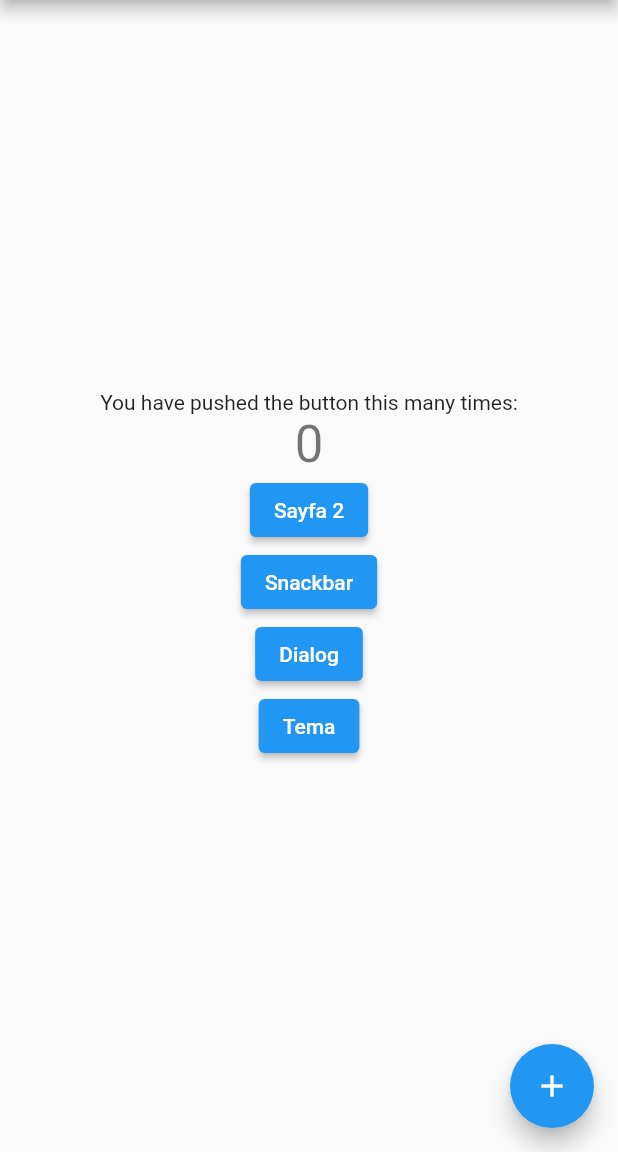
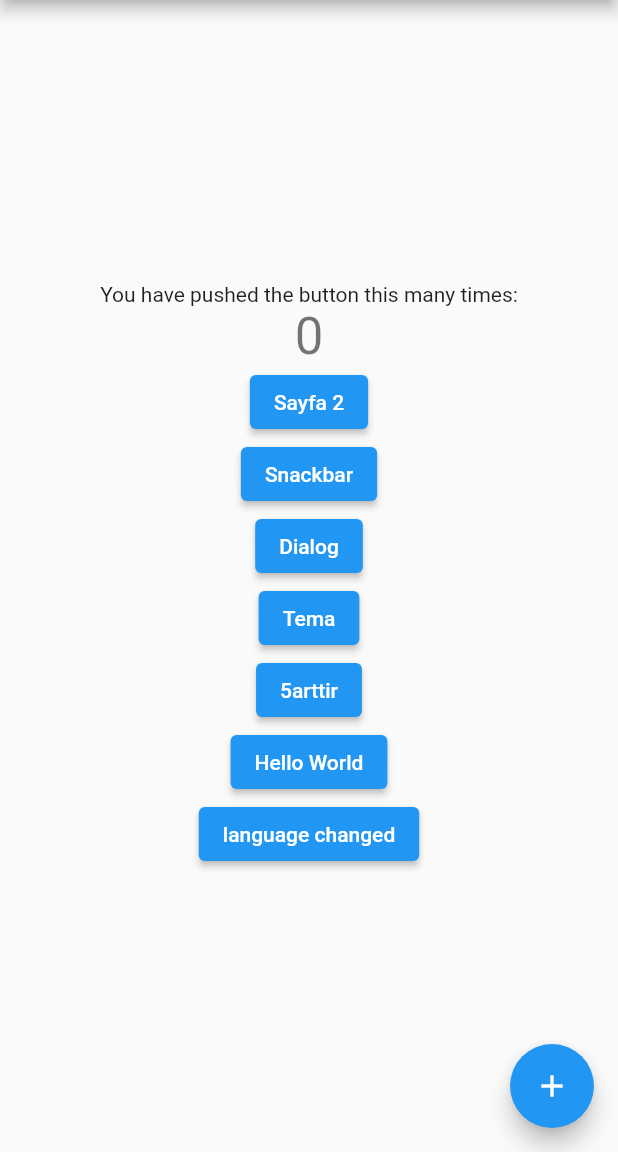
Before and after one commit to BerkayKaranfil/getx_example, a Flutter app: the screen it shows after launch, on a phone screen of 412 x 824 dp, the part 84-1236 px from its top. Run offline on Flutter 3.47's test engine with Material 2 defaults, Android fonts, the phone set to English and light mode, and no system bars; our stand-ins replace get, get_storage.

Commit message:
getx örneği bitti. Kendin güncelle.

```diff
--- a/lib/controller.dart
+++ b/lib/controller.dart
@@ -22,7 +22,11 @@ class Controller extends GetxController {
     temakaydet(isDark.value);
   }
 
-  //Get.snackbar("sayac", deger.)
+  arttir5(){
+    deger.value = deger.toInt() + 5;
+    Get.snackbar("sayac", deger.toString());
+  }
+  //Get.snackbar("sayac", deger.) // sayaç 5 5 artsın ve snacbarda yazsın.
 
   sayacarttir() {
     sayac.value = sayac.toInt() + 1;
@@ -53,4 +57,22 @@ class Controller extends GetxController {
   void onClose() {
     super.onClose();
   }
+
+
+
+  // --------------------------------------- // Aşağıdaki kodların, bu proje ile alakası yok!.
+  RxList dizi = [].obs;
+
+  asd() {
+    dizi.value.add({"name": "emre", "phone": "0538 332 23 32"});
+    dizi[0].value();
+  }
+
+  RxList diziz = [
+    {"name": "emre", "phone": "0538 332 23 32"},
+    {"name": "emre", "phone": "0538 332 23 32"},
+    {"name": "emre", "phone": "0538 332 23 32"}
+  ].obs;
+
+ // Rxn<Model>? ss;
 }
--- /dev/null
+++ b/lib/language.dart
@@ -0,0 +1,18 @@
+import 'package:get/get.dart';
+
+class Messages extends Translations {
+  @override
+  Map<String, Map<String, String>> get keys => {
+        'en_US': {
+          'hello': 'Hello World',
+          'dil' : 'language changed'
+
+        },
+        'tr_TR': {
+          'hello': 'Merhaba Dunya',
+          'dil' : 'dil değiştir'
+        }
+      };
+
+
+}
--- a/lib/main.dart
+++ b/lib/main.dart
@@ -5,6 +5,7 @@ import 'package:get/get.dart';
 import 'package:get/get_rx/src/rx_types/rx_types.dart';
 import 'package:get_storage/get_storage.dart';
 import 'package:getx_example/controller.dart';
+import 'package:getx_example/language.dart';
 import 'package:getx_example/second_page.dart';
 
 void main() async{
@@ -20,6 +21,11 @@ class MyApp extends StatelessWidget {
     return GetMaterialApp(
       // -------------------------------------------- Başına get yazıyoruzki her sayfada context'imize ulaşmamızı sağlıyor.
       title: 'Flutter Demo',
+      debugShowCheckedModeBanner: false,
+      //Dil değiştirmek için.
+      translations: Messages(),
+      locale: Get.deviceLocale,
+      //
       theme: ThemeData(
         primarySwatch: Colors.blue,
       ),
@@ -88,7 +94,22 @@ class MyHomePage extends StatelessWidget {
                 onPressed: () {
                   controller.temadegistir();
                 },
-                child: Text("Tema"))
+                child: Text("Tema")),
+                ElevatedButton(
+                onPressed: () {
+                  controller.arttir5();
+                },
+                child: Text("5arttir")),
+                ElevatedButton(
+                onPressed: () {
+                 // controller.arttir5();
+                },
+                child: Text("hello".tr)),
+                ElevatedButton(
+                onPressed: () {
+                  Get.updateLocale(Locale("tr","TR"));
+                },
+                child: Text("dil".tr))
           ],
         ),
       ),
```
